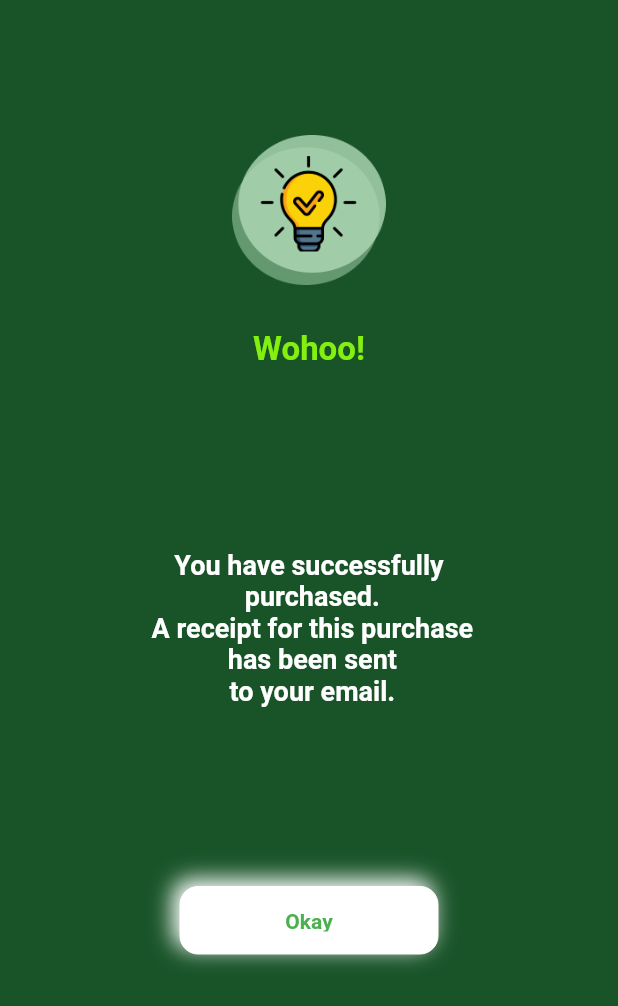
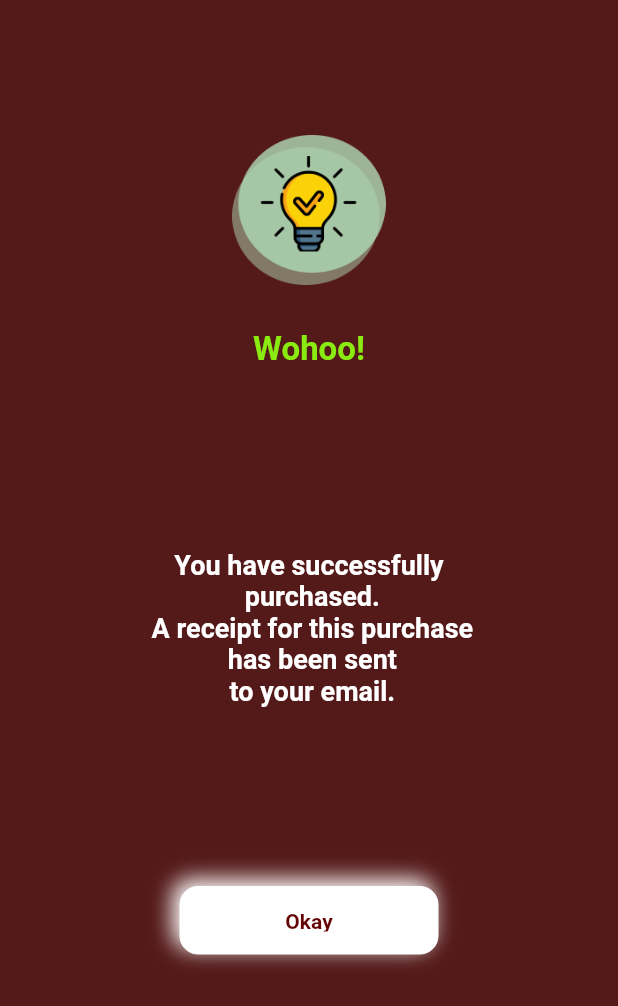
Before and after one commit to MartinPaulSimon/QR_Scanner_Dev, a Flutter app: the ConfirmMsgPage screen opened directly, on a phone screen of 412 x 824 dp. Shown: the top 1006 px of the screen. Run offline on Flutter 3.47's test engine with Material 2 defaults, Android fonts, the light colour scheme and no system bars; drawn by our look-alikes of neumorphic_button; our stand-ins replace flutter_neumorphic, google_fonts, pinput, syncfusion_flutter_gauges; missing offline and left inert: flutter_barcode_scanner.

Commit message:
added google_fonts package and background color changed and done minor updates

```diff
--- a/lib/core/colors.dart
+++ b/lib/core/colors.dart
@@ -2,4 +2,5 @@ import 'package:flutter/material.dart';
 
 const kPrimaryColor = Colors.white;
 //  Color.fromRGBO(25, 84, 41, 100);
-const kBackgroundColor = Color.fromRGBO(25, 84, 41, 100);
+const kBackgroundColor = Color.fromRGBO(84, 25, 25, 100);
+const kBrownColor = Color.fromRGBO(100, 4, 4, 100);
--- a/lib/main.dart
+++ b/lib/main.dart
@@ -1,6 +1,6 @@
 import 'package:flutter/material.dart';
 
-import 'presentation/pages/confirm_transfer/confirm_transfer_page.dart';
+import 'presentation/pages/splash/splash_page.dart';
 
 void main() {
   runApp(const MyApp());
@@ -14,7 +14,7 @@ class MyApp extends StatelessWidget {
   Widget build(BuildContext context) {
     return const MaterialApp(
       debugShowCheckedModeBanner: false,
-      home: ConfirmTransferPage(),
+      home: SplashPage(),
     );
   }
 }
--- a/lib/presentation/pages/confirm_transfer/confirm_transfer_page.dart
+++ b/lib/presentation/pages/confirm_transfer/confirm_transfer_page.dart
@@ -174,7 +174,7 @@ class ConfirmTransferPage extends StatelessWidget {
                   width: 200,
                   child: NeumorphicButton(
                     style: const NeumorphicStyle(
-                        color: Color.fromRGBO(7, 124, 67, 0.747)),
+                        color: Color.fromRGBO(100, 4, 4, 100)),
                     onPressed: (() => Navigator.push(
                           context,
                           MaterialPageRoute(
--- a/lib/presentation/pages/qr_scanner/qr_scanner_page.dart
+++ b/lib/presentation/pages/qr_scanner/qr_scanner_page.dart
@@ -61,7 +61,7 @@ class QRScannerPage extends StatelessWidget {
         children: [
           kHeight20,
           Image.asset(
-            'assets/images/QRImage.png',
+            'assets/images/qrcode.png',
             height: 250,
           ),
           kHeight20,
--- a/lib/presentation/widgets/common_neumorphic_button.dart
+++ b/lib/presentation/widgets/common_neumorphic_button.dart
@@ -34,7 +34,7 @@ class CommonNeumorphicButton extends StatelessWidget {
           label,
           textAlign: TextAlign.center,
           style: const TextStyle(
-            color: Colors.green,
+            color: kBrownColor,
             fontSize: 14,
             fontWeight: FontWeight.bold,
           ),
--- a/pubspec.yaml
+++ b/pubspec.yaml
@@ -35,12 +35,14 @@ dependencies:
   # Use with the CupertinoIcons class for iOS style icons.
   cupertino_icons: ^1.0.2
   flutter_neumorphic: ^3.2.0
-  google_fonts: ^4.0.3
+
   syncfusion_flutter_gauges: ^20.4.50
   auto_route: ^5.0.4
   pinput: ^2.2.21
   neumorphic_button: ^0.0.1+2
   flutter_barcode_scanner: ^2.0.0
+  typed_data: ^1.3.1
+  google_fonts: ^3.0.0
 
 
 dev_dependencies:
```
Also changed, not shown: lib/presentation/pages/splash/splash_page.dart (added, +47 -0 lines), assets/images/QRImage.png (deleted), assets/images/greend1.png (added), assets/images/qrcode.png (added), pubspec.lock.
